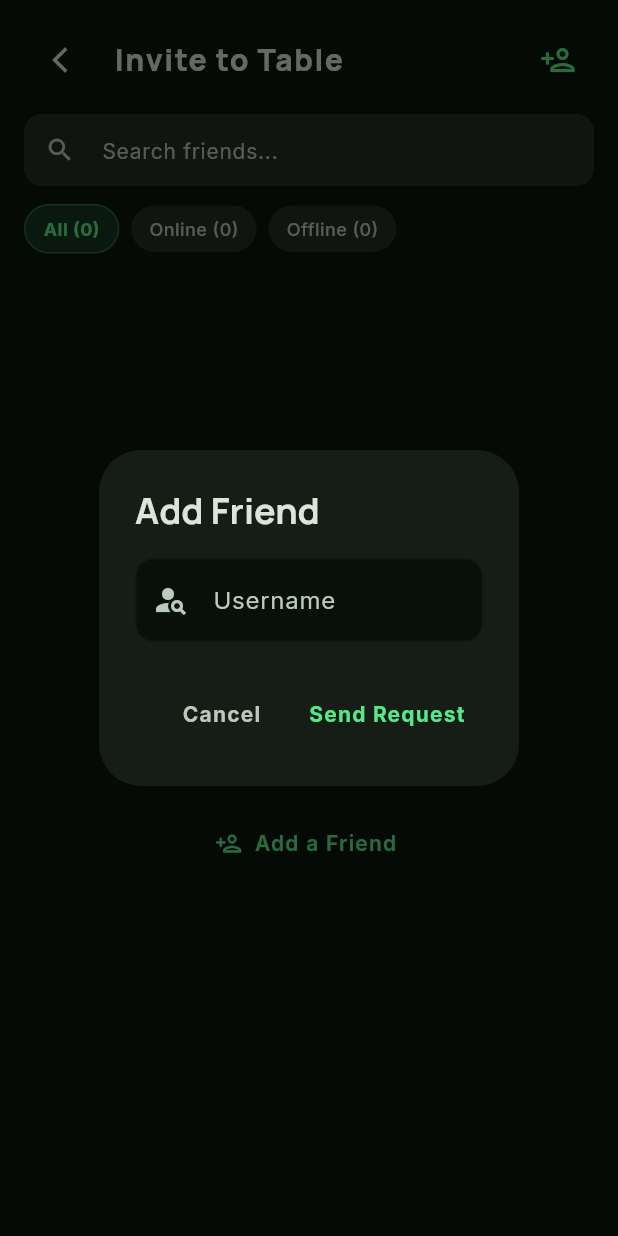
After one commit to Rik-Stokmans/PokerScanner, a Flutter app: the InviteFriendsScreen screen opened by its route, after a tap on the "person add" icon, on a phone screen of 412 x 824 dp. The commit adds this screen. Run offline on Flutter 3.47's test engine with Material 3 defaults, Android fonts, the phone set to English and light mode, and no system bars; our stand-ins replace cloud_firestore, firebase_auth, firebase_core, flutter_blue_plus, flutter_riverpod, go_router and 3 more; accounts and stored records are empty; generated files the repository leaves out were written again.

Commit message:
Add invite friends screen with online/offline filter, search bar, and add-friend button

```diff
--- a/lib/router.dart
+++ b/lib/router.dart
@@ -11,6 +11,7 @@ import 'screens/invitations_screen.dart';
 import 'screens/game_history_screen.dart';
 import 'screens/session_analysis_screen.dart';
 import 'screens/friends_screen.dart';
+import 'screens/invite_friends_screen.dart';
 import 'screens/learn_screen.dart';
 import 'screens/deck_management_screen.dart';
 import 'screens/deck_registration_screen.dart';
@@ -84,6 +85,10 @@ final routerProvider = Provider<GoRouter>((ref) {
         builder: (context, state) => const FriendsScreen(),
       ),
       GoRoute(
+        path: '/invite-friends',
+        builder: (context, state) => const InviteFriendsScreen(),
+      ),
+      GoRoute(
         path: '/decks',
         builder: (context, state) => const DeckManagementScreen(),
       ),
--- /dev/null
+++ b/lib/screens/invite_friends_screen.dart
@@ -0,0 +1,487 @@
+import 'package:flutter/material.dart';
+import 'package:flutter_riverpod/flutter_riverpod.dart';
+import 'package:go_router/go_router.dart';
+import 'package:google_fonts/google_fonts.dart';
+import '../theme/app_colors.dart';
+import '../providers/providers.dart';
+import '../services/firestore_service.dart';
+import '../models/friendship_model.dart';
+
+/// A full-page screen for inviting friends to the active table.
+/// Shown when the host taps "Invite Player" in the lobby.
+class InviteFriendsScreen extends ConsumerStatefulWidget {
+  const InviteFriendsScreen({super.key});
+
+  @override
+  ConsumerState<InviteFriendsScreen> createState() =>
+      _InviteFriendsScreenState();
+}
+
+class _InviteFriendsScreenState extends ConsumerState<InviteFriendsScreen> {
+  final _searchController = TextEditingController();
+  String _searchQuery = '';
+  // 0 = All, 1 = Online, 2 = Offline
+  int _selectedTab = 0;
+
+  @override
+  void dispose() {
+    _searchController.dispose();
+    super.dispose();
+  }
+
+  @override
+  Widget build(BuildContext context) {
+    final user = ref.watch(currentUserProvider).value;
+    final friends = ref.watch(acceptedFriendsProvider);
+    final uid = user?.id ?? '';
+
+    final onlineFriends =
+        friends.where((f) => f.friendStatus == 'online' || f.friendStatus == 'in_game').toList();
+    final offlineFriends =
+        friends.where((f) => f.friendStatus == 'offline').toList();
+
+    List<FriendshipModel> tabFiltered;
+    switch (_selectedTab) {
+      case 1:
+        tabFiltered = onlineFriends;
+        break;
+      case 2:
+        tabFiltered = offlineFriends;
+        break;
+      default:
+        tabFiltered = friends;
+    }
+
+    final displayed = _searchQuery.isEmpty
+        ? tabFiltered
+        : tabFiltered
+            .where((f) => f
+                .otherUsername(uid)
+                .toLowerCase()
+                .contains(_searchQuery.toLowerCase()))
+            .toList();
+
+    return Scaffold(
+      backgroundColor: AppColors.surface,
+      body: SafeArea(
+        child: Column(
+          crossAxisAlignment: CrossAxisAlignment.start,
+          children: [
+            // Header
+            Padding(
+              padding: const EdgeInsets.fromLTRB(16, 16, 16, 0),
+              child: Row(
+                children: [
+                  IconButton(
+                    icon: const Icon(Icons.arrow_back_ios_new,
+                        color: AppColors.onSurface, size: 20),
+                    onPressed: () => context.pop(),
+                    padding: EdgeInsets.zero,
+                    constraints: const BoxConstraints(),
+                  ),
+                  const SizedBox(width: 12),
+                  Expanded(
+                    child: Text(
+                      'Invite to Table',
+                      style: GoogleFonts.manrope(
+                        fontSize: 20,
+                        fontWeight: FontWeight.w800,
+                        color: AppColors.onSurface,
+                        letterSpacing: 1,
+                      ),
+                    ),
+                  ),
+                  // Add friend button
+                  IconButton(
+                    icon: const Icon(Icons.person_add_outlined,
+                        color: AppColors.primary),
+                    tooltip: 'Add friend',
+                    onPressed: () => _showAddFriendDialog(context),
+                  ),
+                ],
+              ),
+            ),
+            const SizedBox(height: 12),
+
+            // Search bar
+            Padding(
+              padding: const EdgeInsets.symmetric(horizontal: 16),
+              child: TextField(
+                controller: _searchController,
+                onChanged: (v) => setState(() => _searchQuery = v),
+                style: GoogleFonts.inter(color: AppColors.onSurface),
+                decoration: InputDecoration(
+                  hintText: 'Search friends...',
+                  hintStyle: GoogleFonts.inter(
+                      color: AppColors.onSurfaceVariant, fontSize: 14),
+                  prefixIcon: const Icon(Icons.search,
+                      color: AppColors.onSurfaceVariant, size: 20),
+                  suffixIcon: _searchQuery.isNotEmpty
+                      ? IconButton(
+                          icon: const Icon(Icons.close,
+                              color: AppColors.onSurfaceVariant, size: 18),
+                          onPressed: () {
+                            _searchController.clear();
+                            setState(() => _searchQuery = '');
+                          },
+                        )
+                      : null,
+                  filled: true,
+                  fillColor: AppColors.surfaceContainerHigh,
+                  contentPadding: const EdgeInsets.symmetric(vertical: 10),
+                  border: OutlineInputBorder(
+                    borderRadius: BorderRadius.circular(14),
+                    borderSide: BorderSide.none,
+                  ),
+                ),
+              ),
+            ),
+            const SizedBox(height: 12),
+
+            // Tab chips
+            Padding(
+              padding: const EdgeInsets.symmetric(horizontal: 16),
+              child: Row(
+                children: [
+                  _TabChip(
+                    label: 'All (${friends.length})',
+                    isSelected: _selectedTab == 0,
+                    onTap: () => setState(() => _selectedTab = 0),
+                  ),
+                  const SizedBox(width: 8),
+                  _TabChip(
+                    label: 'Online (${onlineFriends.length})',
+                    isSelected: _selectedTab == 1,
+                    onTap: () => setState(() => _selectedTab = 1),
+                  ),
+                  const SizedBox(width: 8),
+                  _TabChip(
+                    label: 'Offline (${offlineFriends.length})',
+                    isSelected: _selectedTab == 2,
+                    onTap: () => setState(() => _selectedTab = 2),
+                  ),
+                ],
+              ),
+            ),
+            const SizedBox(height: 12),
+
+            // Friend list
+            Expanded(
+              child: displayed.isEmpty
+                  ? Center(
+                      child: Column(
+                        mainAxisSize: MainAxisSize.min,
+                        children: [
+                          Icon(Icons.people_outline,
+                              size: 48,
+                              color:
+                                  AppColors.onSurfaceVariant.withOpacity(0.4)),
+                          const SizedBox(height: 12),
+                          Text(
+                            friends.isEmpty
+                                ? 'No friends yet.\nTap + to send a friend request.'
+                                : 'No friends match your search.',
+                            textAlign: TextAlign.center,
+                            style: GoogleFonts.inter(
+                              fontSize: 14,
+                              color: AppColors.onSurfaceVariant,
+                            ),
+                          ),
+                          if (friends.isEmpty) ...[
+                            const SizedBox(height: 20),
+                            TextButton.icon(
+                              onPressed: () => _showAddFriendDialog(context),
+                              icon: const Icon(Icons.person_add_outlined,
+                                  color: AppColors.primary, size: 18),
+                              label: Text(
+                                'Add a Friend',
+                                style: GoogleFonts.inter(
+                                    color: AppColors.primary,
+                                    fontWeight: FontWeight.w600),
+                              ),
+                            ),
+                          ],
+                        ],
+                      ),
+                    )
+                  : ListView.separated(
+                      padding: const EdgeInsets.symmetric(horizontal: 16),
+                      itemCount: displayed.length,
+                      separatorBuilder: (_, __) => const SizedBox(height: 10),
+                      itemBuilder: (context, index) {
+                        final f = displayed[index];
+                        return _InviteFriendCard(
+                          friendship: f,
+                          currentUserId: uid,
+                          onInvite: () async {
+                            final game =
+                                ref.read(activeGameProvider).value;
+                            if (game == null || user == null) return;
+                            await FirestoreService.sendInvitation(
+                              fromUserId: user.id,
+                              fromUsername: user.username,
+                              toUserId: f.otherUserId(uid),
+                              gameId: game.id,
+                              gameName: game.name,
+                              smallBlind: game.smallBlind,
+                              bigBlind: game.bigBlind,
+                            );
+                            if (context.mounted) {
+                              ScaffoldMessenger.of(context).showSnackBar(
+                                SnackBar(
+                                  content: Text(
+                                      'Invitation sent to ${f.otherUsername(uid)}!'),
+                                ),
+                              );
+                            }
+                          },
+                        );
+                      },
+                    ),
+            ),
+          ],
+        ),
+      ),
+    );
+  }
+
+  void _showAddFriendDialog(BuildContext context) {
+    final controller = TextEditingController();
+    showDialog(
+      context: context,
+      builder: (ctx) => AlertDialog(
+        backgroundColor: AppColors.surfaceContainerLow,
+        title: Text(
+          'Add Friend',
+          style: GoogleFonts.manrope(
+              color: AppColors.onSurface, fontWeight: FontWeight.w700),
+        ),
+        content: TextField(
+          controller: controller,
+          style: GoogleFonts.inter(color: AppColors.onSurface),
+          decoration: const InputDecoration(
+            labelText: 'Username',
+            prefixIcon: Icon(Icons.person_search,
+                color: AppColors.onSurfaceVariant),
+          ),
+        ),
+        actions: [
+          TextButton(
+            onPressed: () => Navigator.pop(ctx),
+            child: Text('Cancel',
+                style:
+                    GoogleFonts.inter(color: AppColors.onSurfaceVariant)),
+          ),
+          TextButton(
+            onPressed: () async {
+              final username = controller.text.trim();
+              Navigator.pop(ctx);
+              if (username.isEmpty) return;
+              final users =
+                  await FirestoreService.searchUsers(username);
+              if (users.isEmpty || !mounted) return;
+              final user = ref.read(currentUserProvider).value;
+              if (user == null) return;
+              await FirestoreService.sendFriendRequest(
+                fromId: user.id,
+                fromUsername: user.username,
+                toId: users.first.id,
+                toUsername: users.first.username,
+              );
+              if (mounted) {
+                ScaffoldMessenger.of(context).showSnackBar(
+                  const SnackBar(content: Text('Friend request sent!')),
+                );
+              }
+            },
+            child: Text('Send Request',
+                style: GoogleFonts.inter(color: AppColors.primary)),
+          ),
+        ],
+      ),
+    );
+  }
+}
+
+class _TabChip extends StatelessWidget {
+  final String label;
+  final bool isSelected;
+  final VoidCallback onTap;
+
+  const _TabChip(
+      {required this.label, required this.isSelected, required this.onTap});
+
+  @override
+  Widget build(BuildContext context) {
+    return GestureDetector(
+      onTap: onTap,
+      child: Container(
+        padding: const EdgeInsets.symmetric(horizontal: 12, vertical: 7),
+        decoration: BoxDecoration(
+          color: isSelected
+              ? AppColors.primary.withOpacity(0.15)
+              : AppColors.surfaceContainerHigh,
+          borderRadius: BorderRadius.circular(20),
+          border: isSelected
+              ? Border.all(color: AppColors.primary.withOpacity(0.3))
+              : null,
+        ),
+        child: Text(
+          label,
+          style: GoogleFonts.inter(
+            fontSize: 12,
+            fontWeight: isSelected ? FontWeight.w700 : FontWeight.w500,
+            color: isSelected ? AppColors.primary : AppColors.onSurfaceVariant,
+            letterSpacing: 0.3,
+          ),
+        ),
+      ),
+    );
+  }
+}
+
+class _InviteFriendCard extends StatefulWidget {
+  final FriendshipModel friendship;
+  final String currentUserId;
+  final VoidCallback onInvite;
+
+  const _InviteFriendCard({
+    required this.friendship,
+    required this.currentUserId,
+    required this.onInvite,
+  });
+
+  @override
+  State<_InviteFriendCard> createState() => _InviteFriendCardState();
+}
+
+class _InviteFriendCardState extends State<_InviteFriendCard> {
+  bool _invited = false;
+
+  @override
+  Widget build(BuildContext context) {
+    final username =
+        widget.friendship.otherUsername(widget.currentUserId);
+    final status = widget.friendship.friendStatus;
+    final isOnline =
+        status == 'online' || status == 'in_game';
+
+    final statusColor = status == 'in_game'
+        ? AppColors.primary
+        : isOnline
+            ? const Color(0xFF9AD4A5)
+            : AppColors.onSurfaceVariant;
+
+    final statusLabel = status == 'in_game'
+        ? 'In a Game'
+        : isOnline
+            ? 'Online'
+            : 'Offline';
+
+    return Container(
+      padding: const EdgeInsets.all(14),
+      decoration: BoxDecoration(
+        color: AppColors.surfaceContainerHigh,
+        borderRadius: BorderRadius.circular(14),
+      ),
+      child: Row(
+        children: [
+          // Avatar with status dot
+          Stack(
+            children: [
+              Container(
+                width: 44,
+                height: 44,
+                decoration: const BoxDecoration(
+                  color: AppColors.surfaceContainerHighest,
+                  shape: BoxShape.circle,
+                ),
+                child: Center(
+                  child: Text(
+                    username.isNotEmpty ? username[0].toUpperCase() : '?',
+                    style: GoogleFonts.manrope(
+                      fontSize: 17,
+                      fontWeight: FontWeight.w700,
+                      color: AppColors.onSurface,
+                    ),
+                  ),
+                ),
+              ),
+              Positioned(
+                right: 0,
+                bottom: 0,
+                child: Container(
+                  width: 12,
+                  height: 12,
+                  decoration: BoxDecoration(
+                    color: statusColor,
+                    shape: BoxShape.circle,
+                    border: Border.all(
+                        color: AppColors.surfaceContainerHigh, width: 2),
+                  ),
+                ),
+              ),
+            ],
+          ),
+          const SizedBox(width: 12),
+          // Name + status
+          Expanded(
+            child: Column(
+              crossAxisAlignment: CrossAxisAlignment.start,
+              children: [
+                Text(
+                  username,
+                  style: GoogleFonts.inter(
+                    fontSize: 14,
+                    fontWeight: FontWeight.w600,
+                    color: AppColors.onSurface,
+                  ),
+                ),
+                Text(
+                  statusLabel,
+                  style: GoogleFonts.inter(
+                    fontSize: 11,
+                    color: statusColor,
+                  ),
+                ),
+              ],
+            ),
+          ),
+          // Invite button
+          GestureDetector(
+            onTap: _invited
+                ? null
+                : () {
+                    setState(() => _invited = true);
+                    widget.onInvite();
+                  },
+            child: Container(
+              padding: const EdgeInsets.symmetric(horizontal: 14, vertical: 8),
+              decoration: BoxDecoration(
+                color: _invited
+                    ? AppColors.surfaceContainerHighest
+                    : AppColors.primary.withOpacity(0.15),
+                borderRadius: BorderRadius.circular(10),
+                border: _invited
+                    ? null
+                    : Border.all(
+                        color: AppColors.primary.withOpacity(0.3)),
+              ),
+              child: Text(
+                _invited ? 'Invited' : 'Invite',
+                style: GoogleFonts.inter(
+                  fontSize: 12,
+                  fontWeight: FontWeight.w600,
+                  color: _invited
+                      ? AppColors.onSurfaceVariant
+                      : AppColors.primary,
+                  letterSpacing: 0.3,
+                ),
+              ),
+            ),
+          ),
+        ],
+      ),
+    );
+  }
+}
```
Also changed, not shown: lib/screens/lobby_screen.dart (+1 -52 lines).
